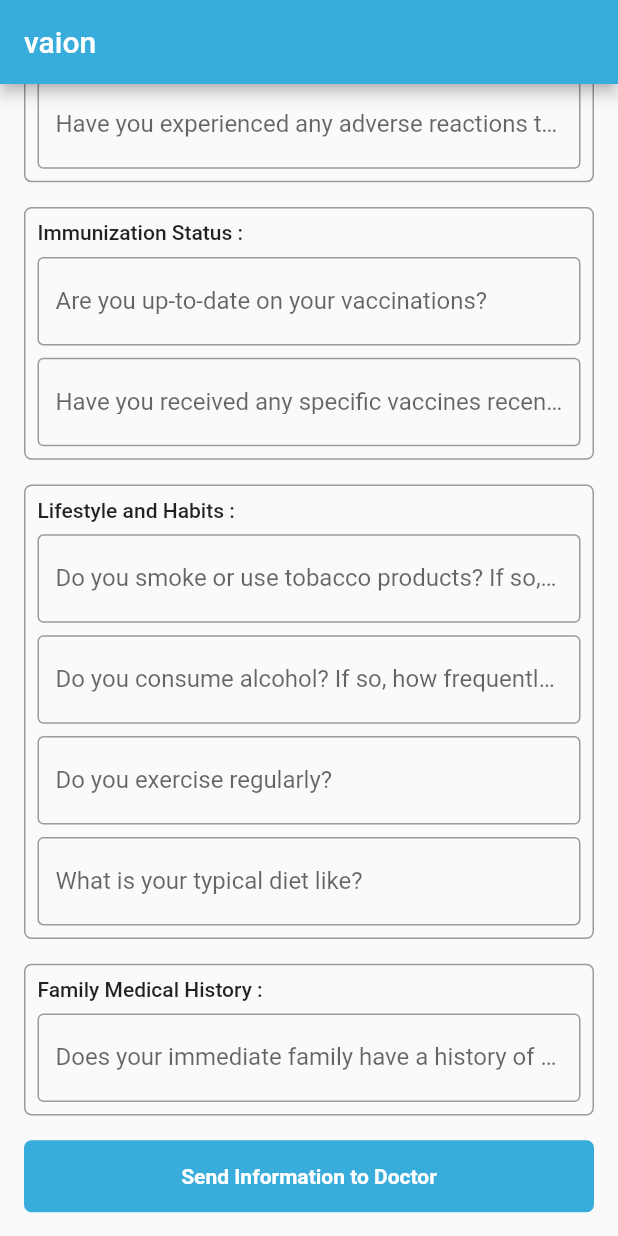
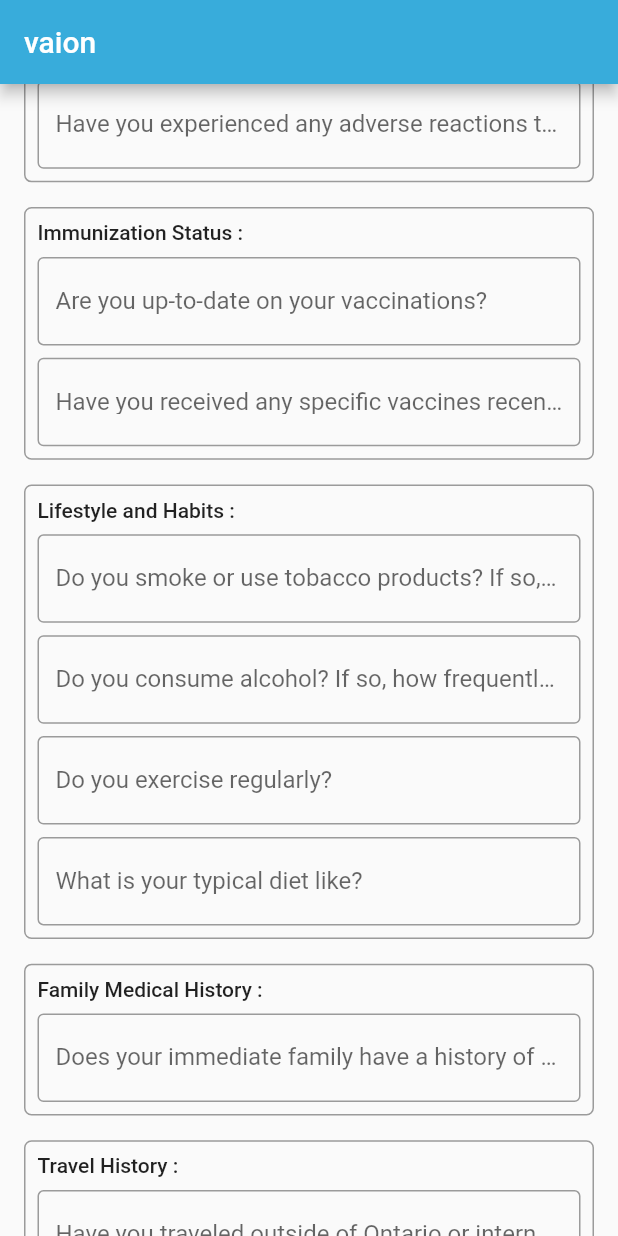
Before and after one commit to Emon526/vaion, a Flutter app: the screen it shows after launch, scrolled down 1010 dp, on a phone screen of 412 x 824 dp. Run offline on Flutter 3.47's test engine with Material 2 defaults, Android fonts, the phone set to English and light mode, and no system bars; our stand-ins replace flutter_native_splash, form_field_validator, syncfusion_flutter_datepicker.

Commit message:
Travel History Added

```diff
--- a/lib/providers/infoprovider.dart
+++ b/lib/providers/infoprovider.dart
@@ -17,6 +17,9 @@ class InfoProvider extends ChangeNotifier {
   get lifestylehabitsFormKey => _lifestylehabitsFormKey;
   final _familyMedicalHistroryFormKey = GlobalKey<FormState>();
   get familyMedicalHistroryFormKey => _familyMedicalHistroryFormKey;
+  final _travelHistoryFormKey = GlobalKey<FormState>();
+  get travelHistoryFormKey => _travelHistoryFormKey;
+
   String _patientName = '';
   get patientName => _patientName;
   set patientName(value) {
@@ -156,4 +159,18 @@ class InfoProvider extends ChangeNotifier {
     _familyMedicalHistroryQ1 = value;
     notifyListeners();
   }
+
+  String _travelHistoryQ1 = '';
+  get travelHistoryQ1 => _travelHistoryQ1;
+  set travelHistoryQ1(value) {
+    _travelHistoryQ1 = value;
+    notifyListeners();
+  }
+
+  String _travelHistoryQ2 = '';
+  get travelHistoryQ2 => _travelHistoryQ2;
+  set travelHistoryQ2(value) {
+    _travelHistoryQ2 = value;
+    notifyListeners();
+  }
 }
--- a/lib/screens/homescreen.dart
+++ b/lib/screens/homescreen.dart
@@ -1,18 +1,20 @@
 import 'package:flutter/material.dart';
 import 'package:flutter/services.dart';
 import 'package:provider/provider.dart';
-import 'package:vaion/widgets/allergieswidget.dart';
-import 'package:vaion/widgets/medicalhistorywidget.dart';
+
 import '../consts/consts.dart';
 import '../providers/infoprovider.dart';
 import '../utils/utils.dart';
+import '../widgets/allergieswidget.dart';
 import '../widgets/currentsymptomswidget.dart';
 import '../widgets/cutombutton.dart';
 import '../widgets/familymedicalhistorywidget.dart';
 import '../widgets/immunizationstatuswidget.dart';
 import '../widgets/lifestylehabitswidget.dart';
+import '../widgets/medicalhistorywidget.dart';
 import '../widgets/personalinfowidget.dart';
 import '../widgets/senddoctorwidget.dart';
+import '../widgets/travelhistorywidget.dart';
 
 class HomeScreen extends StatelessWidget {
   const HomeScreen({super.key});
@@ -56,6 +58,8 @@ class HomeScreen extends StatelessWidget {
                   SizedBox(height: size.height * 0.02),
                   const FamilyMedicalHistory(),
                   SizedBox(height: size.height * 0.02),
+                  const TravelHistoryWidget(),
+                  SizedBox(height: size.height * 0.02),
                   CustomButton(
                       ontap: () {
                         if (value.patientFormKey.currentState!.validate() &&
@@ -67,6 +71,10 @@ class HomeScreen extends StatelessWidget {
                             value.immunizationstatusFormKey.currentState!
                                 .validate() &&
                             value.lifestylehabitsFormKey.currentState!
+                                .validate() &&
+                            value.familyMedicalHistroryFormKey.currentState!
+                                .validate() &&
+                            value.travelHistoryFormKey.currentState!
                                 .validate()) {
                           Utils(context).showCustomDialog(
                             child: const SendDoctorWidget(),
--- a/lib/widgets/senddoctorwidget.dart
+++ b/lib/widgets/senddoctorwidget.dart
@@ -47,6 +47,10 @@ What is your typical diet like? ${value.lifestylehabitsQ4}
 
 Family Medical History:
 Does your immediate family have a history of specific medical conditions (e.g., heart disease, cancer)? ${value.familyMedicalHistroryQ1}
+
+Travel History:
+Have you traveled outside of Ontario or internationally in the past few weeks? ${value.travelHistoryQ1}
+If yes, where and when? ${value.travelHistoryQ2}
 ''';
     }
 
--- /dev/null
+++ b/lib/widgets/travelhistorywidget.dart
@@ -0,0 +1,56 @@
+import 'package:flutter/material.dart';
+import 'package:form_field_validator/form_field_validator.dart';
+import 'package:provider/provider.dart';
+
+import '../providers/infoprovider.dart';
+import 'custominputwidget.dart';
+import 'infocardwidget.dart';
+
+class TravelHistoryWidget extends StatelessWidget {
+  const TravelHistoryWidget({super.key});
+
+  @override
+  Widget build(BuildContext context) {
+    final size = MediaQuery.of(context).size;
+    final question1 = TextEditingController();
+    final question2 = TextEditingController();
+
+    return Consumer<InfoProvider>(
+      builder: (BuildContext context, InfoProvider value, Widget? child) =>
+          Form(
+        key: value.travelHistoryFormKey,
+        child: InfoCardWidget(
+          cardname: 'Travel History :',
+          child: Column(
+            children: [
+              InputWidget(
+                textEditingController: question1,
+                labelText:
+                    'Have you traveled outside of Ontario or internationally in the past few weeks?',
+                validator: RequiredValidator(
+                  errorText: 'Answer Required',
+                ),
+                textInputType: TextInputType.text,
+                onChanged: (q1) {
+                  value.travelHistoryQ1 = q1;
+                },
+              ),
+              SizedBox(height: size.height * 0.01),
+              InputWidget(
+                textEditingController: question2,
+                labelText: 'If yes, where and when?',
+                validator: RequiredValidator(
+                  errorText: 'Answer Required',
+                ),
+                textInputType: TextInputType.text,
+                onChanged: (q2) {
+                  value.travelHistoryQ2 = q2;
+                },
+              ),
+            ],
+          ),
+        ),
+      ),
+    );
+  }
+}
```
